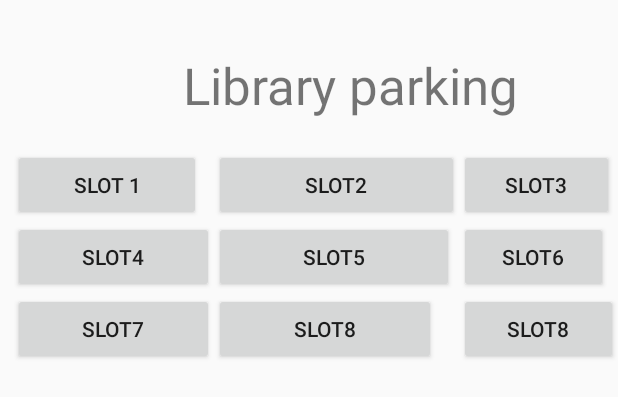
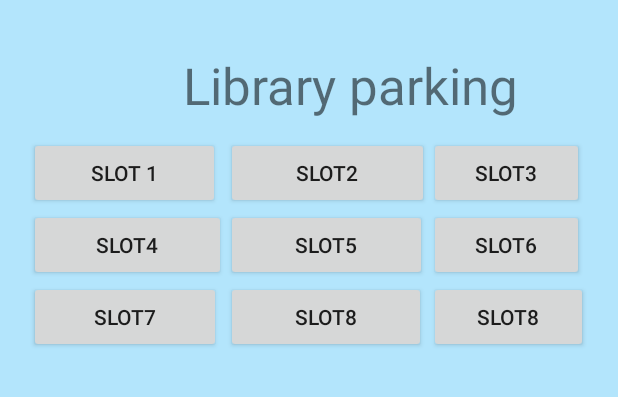
Before and after one commit to dheerajkrishna458/BookMyLotNWM, an Android app: the layout parkingview.xml on its own in the app's theme, with its tools: preview values and no code run, on a phone screen of 412 x 824 dp. Shown: the top 397 px of the screen. Run offline under Robolectric (Android 15) with nearby library versions, the phone set to English and light mode, and no system bars.

Commit message:
Edited Layouts
Background colors for buttons and layouts has been updated.

```diff
--- a/app/src/main/res/layout/activity_main.xml
+++ b/app/src/main/res/layout/activity_main.xml
@@ -4,6 +4,7 @@
     xmlns:tools="http://schemas.android.com/tools"
     android:layout_width="match_parent"
     android:layout_height="match_parent"
+    android:background="#B3E5FC"
     tools:context=".MainActivity">
 
     <EditText
@@ -14,6 +15,7 @@
         android:layout_marginTop="235dp"
         android:ems="10"
         android:hint="Username"
+        android:textColor="@color/black"
         android:inputType="textPersonName"
         android:minHeight="48dp"
         app:layout_constraintStart_toStartOf="parent"
@@ -27,6 +29,7 @@
         android:layout_marginTop="40dp"
         android:ems="10"
         android:hint="Password"
+        android:textColor="@color/black"
         android:inputType="textPassword"
         android:minHeight="48dp"
         app:layout_constraintStart_toStartOf="parent"
@@ -41,6 +44,8 @@
         android:layout_marginTop="36dp"
         android:onClick="signin"
         android:text="Sign In"
+        android:textColor="@color/black"
+        android:backgroundTint="#B0BEC5"
         app:layout_constraintStart_toStartOf="parent"
         app:layout_constraintTop_toBottomOf="@+id/Password" />
 
@@ -51,6 +56,7 @@
         android:layout_marginStart="152dp"
         android:layout_marginTop="28dp"
         android:text="Forget Password"
+        android:textColor="@color/black"
         app:layout_constraintStart_toStartOf="parent"
         app:layout_constraintTop_toBottomOf="@+id/button" />
 </android.support.constraint.ConstraintLayout>
--- a/app/src/main/res/layout/parkingview.xml
+++ b/app/src/main/res/layout/parkingview.xml
@@ -2,6 +2,7 @@
 <android.support.constraint.ConstraintLayout xmlns:android="http://schemas.android.com/apk/res/android"
     xmlns:app="http://schemas.android.com/apk/res-auto"
     xmlns:tools="http://schemas.android.com/tools"
+    android:background="#B3E5FC"
     android:layout_width="match_parent"
     android:layout_height="match_parent">
 
@@ -21,17 +22,17 @@
         android:layout_width="wrap_content"
         android:layout_height="705dp"
         android:layout_marginStart="1dp"
-        android:layout_marginTop="20dp"
+        android:layout_marginTop="12dp"
         app:columnCount="7"
         app:layout_constraintEnd_toEndOf="parent"
-        app:layout_constraintHorizontal_bias="1.0"
+        app:layout_constraintHorizontal_bias="0.47"
         app:layout_constraintStart_toStartOf="parent"
         app:layout_constraintTop_toBottomOf="@+id/ParkingName"
         app:rowCount="3">
 
         <Button
             android:id="@+id/button2"
-            android:layout_width="125dp"
+            android:layout_width="127dp"
             android:layout_height="wrap_content"
             android:onClick="reserve"
             android:text="slot 1"
@@ -40,7 +41,7 @@
 
         <Button
             android:id="@+id/button3"
-            android:layout_width="163dp"
+            android:layout_width="135dp"
             android:layout_height="wrap_content"
             android:text="slot2"
             app:layout_column="1"
@@ -56,7 +57,7 @@
 
         <Button
             android:id="@+id/button5"
-            android:layout_width="134dp"
+            android:layout_width="131dp"
             android:layout_height="wrap_content"
             android:text="slot4"
             android:visibility="visible"
@@ -66,7 +67,7 @@
 
         <Button
             android:id="@+id/button6"
-            android:layout_width="160dp"
+            android:layout_width="134dp"
             android:layout_height="wrap_content"
             android:text="slot5"
             app:layout_column="1"
@@ -74,7 +75,7 @@
 
         <Button
             android:id="@+id/button7"
-            android:layout_width="99dp"
+            android:layout_width="103dp"
             android:layout_height="wrap_content"
             android:text="slot6"
             app:layout_column="2"
@@ -82,7 +83,7 @@
 
         <Button
             android:id="@+id/button8"
-            android:layout_width="134dp"
+            android:layout_width="128dp"
             android:layout_height="wrap_content"
             android:text="slot7"
             app:layout_column="0"
@@ -90,7 +91,7 @@
 
         <Button
             android:id="@+id/button9"
-            android:layout_width="148dp"
+            android:layout_width="133dp"
             android:layout_height="wrap_content"
             android:text="slot8"
             app:layout_column="1"
--- a/app/src/main/res/layout/reservation.xml
+++ b/app/src/main/res/layout/reservation.xml
@@ -2,6 +2,7 @@
 <android.support.constraint.ConstraintLayout xmlns:android="http://schemas.android.com/apk/res/android"
     xmlns:app="http://schemas.android.com/apk/res-auto"
     xmlns:tools="http://schemas.android.com/tools"
+    android:background="#B3E5FC"
     android:layout_width="match_parent"
     android:layout_height="match_parent">
 
@@ -13,6 +14,8 @@
         android:layout_marginTop="200dp"
         android:onClick="success"
         android:text="reserve"
+        android:textColor="@color/black"
+        android:backgroundTint="#B0BEC5"
         app:layout_constraintStart_toStartOf="parent"
         app:layout_constraintTop_toTopOf="parent" />
 
@@ -24,6 +27,8 @@
         android:layout_marginTop="64dp"
         android:onClick="cancel"
         android:text="cancel"
+        android:textColor="@color/black"
+        android:backgroundTint="#B0BEC5"
         app:layout_constraintStart_toStartOf="parent"
         app:layout_constraintTop_toBottomOf="@+id/reserveButton" />
 </android.support.constraint.ConstraintLayout>
--- a/app/src/main/res/layout/reservesuccess.xml
+++ b/app/src/main/res/layout/reservesuccess.xml
@@ -2,6 +2,7 @@
 <android.support.constraint.ConstraintLayout xmlns:android="http://schemas.android.com/apk/res/android"
     xmlns:app="http://schemas.android.com/apk/res-auto"
     xmlns:tools="http://schemas.android.com/tools"
+    android:background="#B3E5FC"
     android:layout_width="match_parent"
     android:layout_height="match_parent">
 
--- a/app/src/main/res/layout/type.xml
+++ b/app/src/main/res/layout/type.xml
@@ -3,6 +3,7 @@
     xmlns:app="http://schemas.android.com/apk/res-auto"
     xmlns:tools="http://schemas.android.com/tools"
     android:layout_width="match_parent"
+    android:background="#B3E5FC"
     android:layout_height="match_parent">
 
     <RadioButton
@@ -43,6 +44,8 @@
         android:layout_marginTop="73dp"
         android:onClick="next1"
         android:text="next"
+        android:backgroundTint="#B0BEC5"
+        android:textColor="@color/black"
         app:layout_constraintStart_toStartOf="parent"
         app:layout_constraintTop_toBottomOf="@+id/VisitorButton" />
 </android.support.constraint.ConstraintLayout>
--- a/app/src/main/res/layout/typeofvehicle.xml
+++ b/app/src/main/res/layout/typeofvehicle.xml
@@ -4,6 +4,7 @@
     xmlns:tools="http://schemas.android.com/tools"
     android:layout_width="match_parent"
     android:layout_height="match_parent"
+    android:background="#B3E5FC"
     android:layout_gravity="center_horizontal|center_vertical">
 
     <RadioButton
@@ -51,6 +52,8 @@
         android:layout_marginTop="50dp"
         android:onClick="next2"
         android:text="next"
+        android:textColor="@color/black"
+        android:backgroundTint="#B0BEC5"
         app:layout_constraintStart_toStartOf="parent"
         app:layout_constraintTop_toBottomOf="@+id/Handicap" />
 </android.support.constraint.ConstraintLayout>
```
Also changed, not shown: app/src/main/res/layout/parkingplace.xml (+13 -0 lines).
